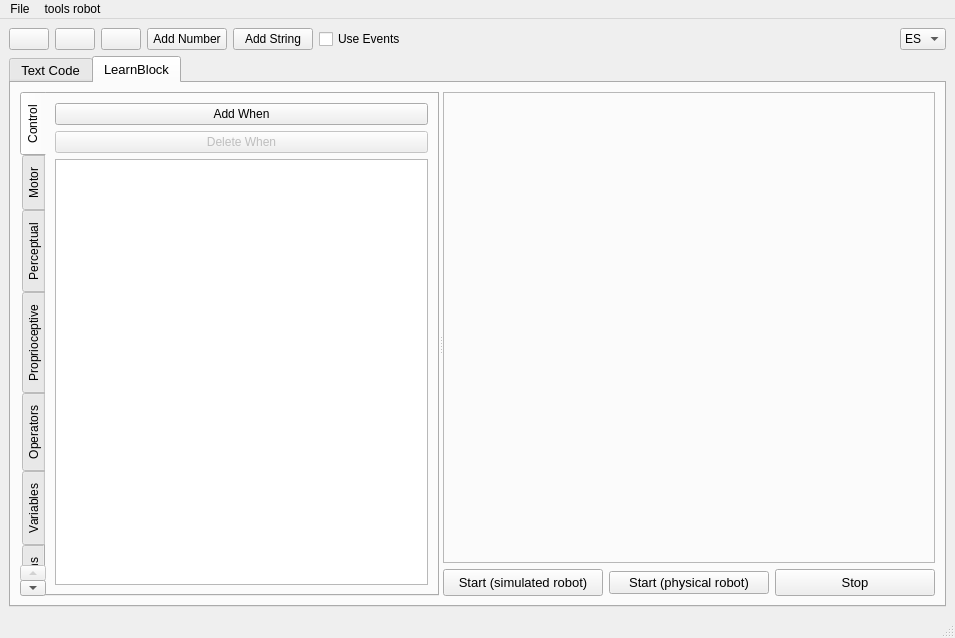
Above: learnbot_dsl/learnbotCode/guis/interface.ui from robocomp/LearnBlock before the change. Below: the same form after it.
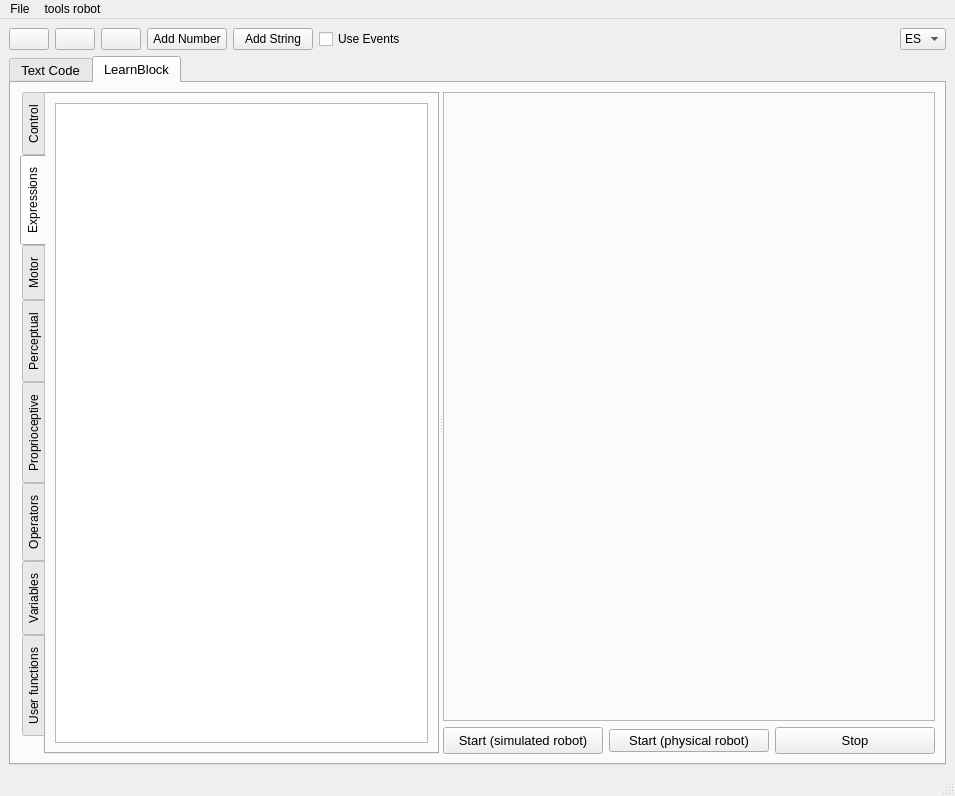
That is the form after the change.

Patch:
```diff
--- a/learnbot_dsl/learnbotCode/guis/interface.ui
+++ b/learnbot_dsl/learnbotCode/guis/interface.ui
@@ -10,7 +10,7 @@
     <x>0</x>
     <y>0</y>
     <width>955</width>
-    <height>638</height>
+    <height>796</height>
    </rect>
   </property>
   <property name="windowTitle">
@@ -246,7 +246,7 @@
             <enum>QTabWidget::West</enum>
            </property>
            <property name="currentIndex">
-            <number>0</number>
+            <number>1</number>
            </property>
            <widget class="QWidget" name="control">
             <attribute name="title">
@@ -282,6 +282,23 @@
              </item>
             </layout>
            </widget>
+           <widget class="QWidget" name="tab_3">
+            <attribute name="title">
+             <string>Expressions</string>
+            </attribute>
+            <layout class="QVBoxLayout" name="verticalLayout_14">
+             <item>
+              <widget class="QTableWidget" name="tableExpress">
+               <property name="showGrid">
+                <bool>false</bool>
+               </property>
+               <property name="gridStyle">
+                <enum>Qt::NoPen</enum>
+               </property>
+              </widget>
+             </item>
+            </layout>
+           </widget>
            <widget class="QWidget" name="move">
             <attribute name="title">
              <string>Motor</string>
```
